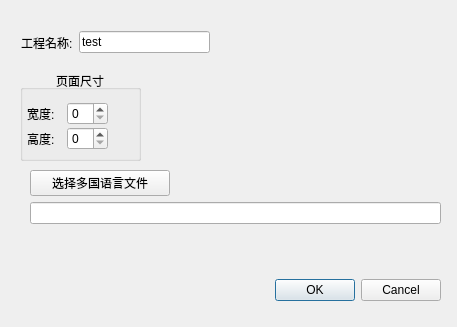
First picture: the form in dialog.ui, repository yjdwbj/ui-tools, before the edit.
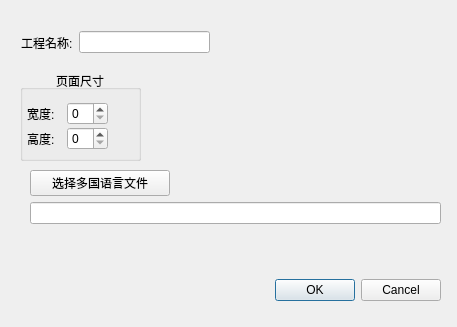
Second picture: the form after the edit. Icons and pictures are not drawn.

```diff
--- a/dialog.ui
+++ b/dialog.ui
@@ -115,7 +115,7 @@
     <item>
      <widget class="QLineEdit" name="prjname">
       <property name="text">
-       <string>test</string>
+       <string/>
       </property>
       <property name="maxLength">
        <number>255</number>
```
